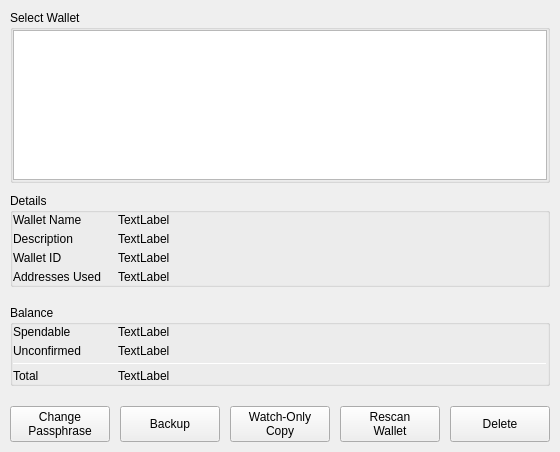
Above: BlockSettleUILib/WalletPropertiesDialog.ui from BlockSettle/terminal before the change. Below: the same form after it.
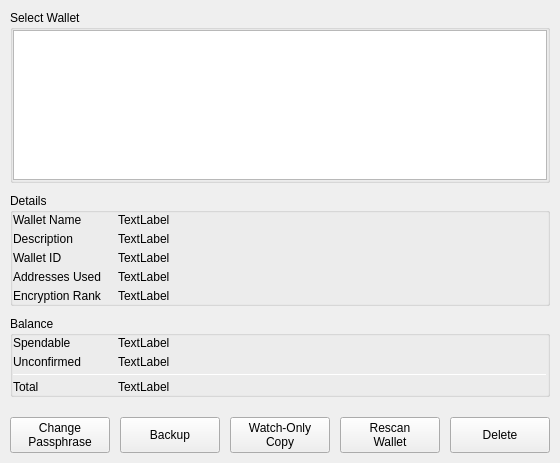
That is the form after the change.

Commit message: BST-1240: initial support for m-of-n encryption (without GUI support, yet)

The edit to the form file:
```diff
--- a/BlockSettleUILib/WalletPropertiesDialog.ui
+++ b/BlockSettleUILib/WalletPropertiesDialog.ui
@@ -353,7 +353,7 @@
                 <height>0</height>
                </size>
               </property>
-              <layout class="QHBoxLayout" name="horizontalLayout_6">
+              <layout class="QHBoxLayout" name="horizontalLayout_8">
                <property name="spacing">
                 <number>5</number>
                </property>
@@ -401,6 +401,62 @@
               </layout>
              </widget>
             </item>
+            <item>
+             <widget class="QWidget" name="horizontalWidgetEncRank" native="true">
+              <property name="minimumSize">
+               <size>
+                <width>0</width>
+                <height>0</height>
+               </size>
+              </property>
+              <layout class="QHBoxLayout" name="horizontalLayout_6">
+               <property name="spacing">
+                <number>5</number>
+               </property>
+               <property name="leftMargin">
+                <number>0</number>
+               </property>
+               <property name="topMargin">
+                <number>0</number>
+               </property>
+               <property name="rightMargin">
+                <number>0</number>
+               </property>
+               <property name="bottomMargin">
+                <number>0</number>
+               </property>
+               <item>
+                <widget class="QLabel" name="label_7">
+                 <property name="sizePolicy">
+                  <sizepolicy hsizetype="Fixed" vsizetype="Preferred">
+                   <horstretch>0</horstretch>
+                   <verstretch>0</verstretch>
+                  </sizepolicy>
+                 </property>
+                 <property name="minimumSize">
+                  <size>
+                   <width>100</width>
+                   <height>0</height>
+                  </size>
+                 </property>
+                 <property name="text">
+                  <string>Encryption Rank</string>
+                 </property>
+                </widget>
+               </item>
+               <item>
+                <widget class="QLabel" name="labelEncRank">
+                 <property name="text">
+                  <string>TextLabel</string>
+                 </property>
+                 <property name="whiteLabel" stdset="0">
+                  <bool>true</bool>
+                 </property>
+                </widget>
+               </item>
+              </layout>
+             </widget>
+            </item>
            </layout>
           </widget>
          </item>
```
The commit also changes 43 other files.
